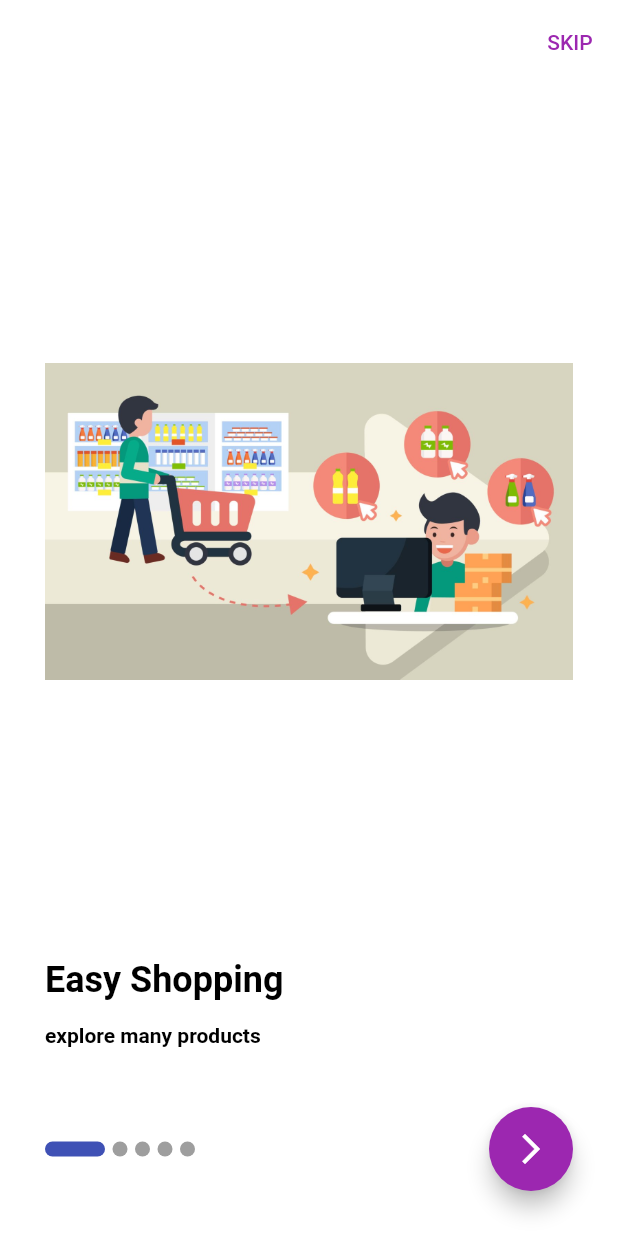
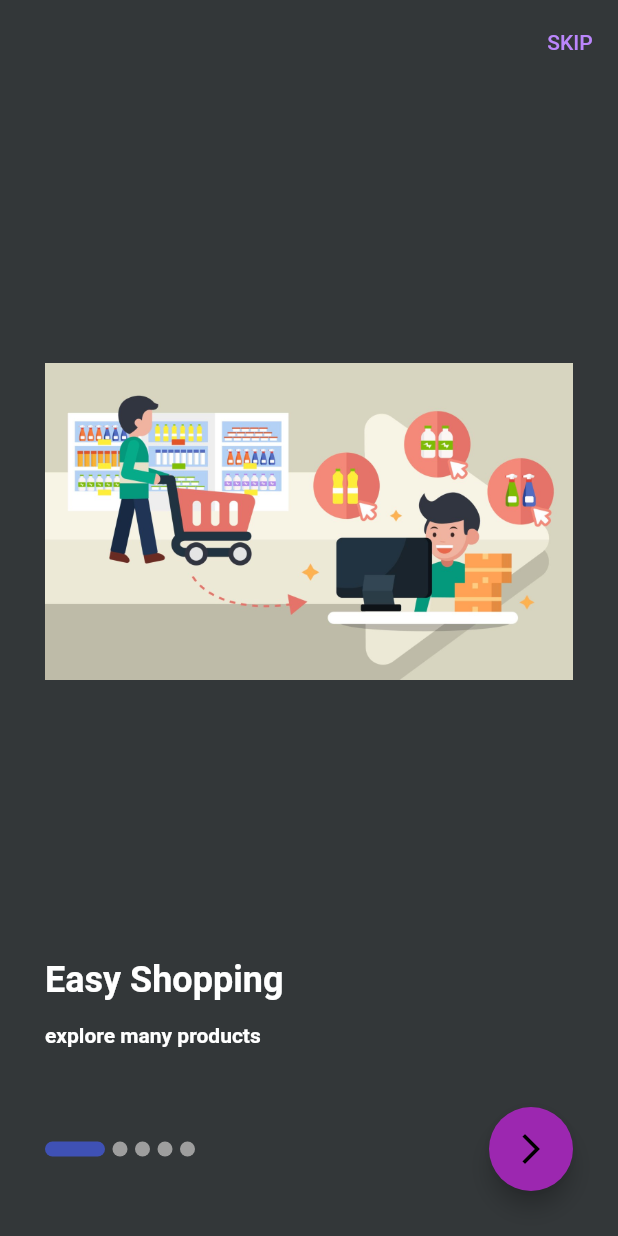
Before and after one commit to AhmedElhenidy/save_cost, a Flutter app: the screen it shows after launch, on a phone screen of 412 x 824 dp. Run offline on Flutter 3.47's test engine with Material 2 defaults, Android fonts, the light colour scheme and no system bars; drawn by our look-alikes of smooth_page_indicator; our stand-ins replace carousel_slider, cloud_firestore, firebase_auth, firebase_core, firebase_storage, flutter_bloc and 5 more; missing offline and left inert: switcher; accounts and stored records are empty.

Commit message:
change theme

```diff
--- a/lib/main.dart
+++ b/lib/main.dart
@@ -179,7 +179,7 @@ class MyApp extends StatelessWidget {
                 ),
               ),
             ),
-            themeMode:AppCubit.get(context).isDark ? ThemeMode.light : ThemeMode.dark,
+            themeMode:state is DarkModeState ? ThemeMode.dark : ThemeMode.dark,
             //theme:themeModel.isDarkMode? ThemeData.dark():ThemeData.light(),
 
             home:
--- a/lib/presentation/components/themes.dart
+++ b/lib/presentation/components/themes.dart
@@ -9,7 +9,8 @@ import 'package:shared_preferences/shared_preferences.dart';
 
 abstract class AppStates {}
 class AppInitialState extends AppStates{}
-class AppChangeModeState extends AppStates {}
+class DarkModeState extends AppStates {}
+class LightState extends AppStates {}
 
 
 //cubit
@@ -24,7 +25,12 @@ class AppCubit extends Cubit <AppStates>
   void changeAppMode ()
   {
      isDark =! isDark;
-     emit(AppChangeModeState());
+     if(isDark){
+       emit(DarkModeState());
+     }else{
+       emit(LightState());
+     }
+
    //
     //CacheHelper.putBoolean(key: "isDark", value: isDark).then((value){
 
```
